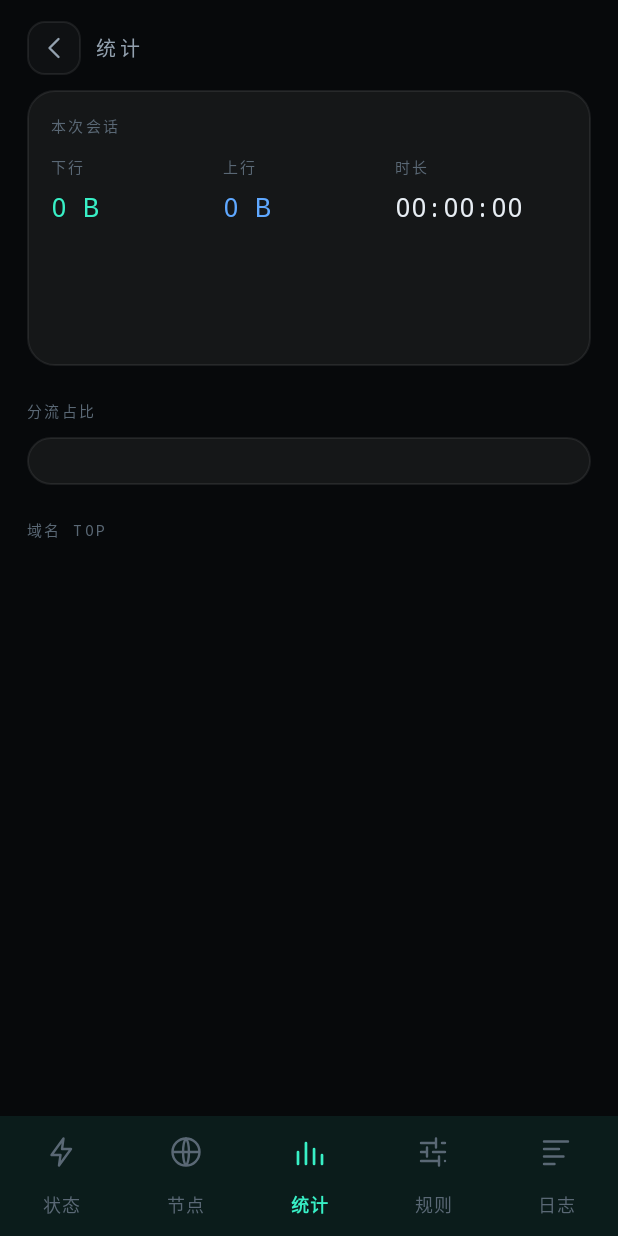
After one commit to pingfury108/yingzi, an Android app: the StatsActivity screen opened directly, with no data from a screen before it, on a phone screen of 412 x 824 dp. The commit adds this screen. Run offline under Robolectric (Android 15) with nearby library versions, the phone set to English and light mode, and no system bars; 2 statements that could not run were skipped.

Commit message:
feat: 统计页（会话流量 / 分流占比 / 域名 TOP）
核心:
- CoreState.domains: 域名 → (次数, 动作)，上限 500 条自动清理
- tcp_stack: fake-IP 命中域名时计数（direct/exit/block）
- StatusJson 增加 domains[]（按次数排序取前 20）

Android:
- 新增 StatsActivity + 底部导航「统计」（5 个 tab）
- 会话卡: 下行/上行/时长 + 实时速率曲线（SparkView）
- 分流占比: 直连/代理/拦截 次数与百分比条
- 域名 TOP 15: 域名 + 命中条 + 次数，按动作着色

真机验证: 下行 547.4KB / 时长 44s / 直连 37% 代理 62% /
          TOP 域名 www.google.com(3)、github.com(1)、ifconfig.me(1) ✓

```diff
--- a/android/app/src/main/AndroidManifest.xml
+++ b/android/app/src/main/AndroidManifest.xml
@@ -40,6 +40,10 @@
             android:exported="false" />
 
         <activity
+            android:name=".StatsActivity"
+            android:exported="false" />
+
+        <activity
             android:name=".RulesActivity"
             android:exported="false" />
 
--- a/android/app/src/main/java/io/yingzi/app/Nav.kt
+++ b/android/app/src/main/java/io/yingzi/app/Nav.kt
@@ -19,6 +19,7 @@ object Nav {
             when (item.itemId) {
                 R.id.nav_status -> home(activity)
                 R.id.nav_nodes -> open(activity, NodesActivity::class.java)
+                R.id.nav_stats -> open(activity, StatsActivity::class.java)
                 R.id.nav_rules -> open(activity, RulesActivity::class.java)
                 R.id.nav_log -> open(activity, LogActivity::class.java)
             }
--- /dev/null
+++ b/android/app/src/main/res/drawable/ic_chart.xml
@@ -0,0 +1,8 @@
+<?xml version="1.0" encoding="utf-8"?>
+<vector xmlns:android="http://schemas.android.com/apk/res/android"
+    android:width="24dp" android:height="24dp"
+    android:viewportWidth="24" android:viewportHeight="24">
+    <path android:pathData="M4,20 L4,12 M9.3,20 L9.3,6 M14.7,20 L14.7,10 M20,20 L20,14"
+        android:strokeColor="?attr/colorControlNormal" android:strokeWidth="1.8"
+        android:strokeLineCap="round" android:fillColor="#00000000" />
+</vector>
--- /dev/null
+++ b/android/app/src/main/res/layout/activity_stats.xml
@@ -0,0 +1,99 @@
+<?xml version="1.0" encoding="utf-8"?>
+<LinearLayout xmlns:android="http://schemas.android.com/apk/res/android"
+    xmlns:app="http://schemas.android.com/apk/res-auto"
+    android:layout_width="match_parent" android:layout_height="match_parent"
+    android:orientation="vertical" android:background="@color/bg">
+
+    <LinearLayout android:layout_width="match_parent" android:layout_height="wrap_content"
+        android:orientation="horizontal" android:gravity="center_vertical"
+        android:paddingStart="18dp" android:paddingEnd="18dp"
+        android:paddingTop="14dp" android:paddingBottom="10dp">
+
+        <ImageButton android:id="@+id/back" android:layout_width="36dp" android:layout_height="36dp"
+            android:background="@drawable/bg_icon_btn" android:src="@drawable/ic_back"
+            app:tint="@color/text_2" android:contentDescription="返回" />
+
+        <TextView android:layout_width="wrap_content" android:layout_height="wrap_content"
+            android:layout_marginStart="10dp" android:text="统计"
+            android:textSize="13sp" android:fontFamily="monospace"
+            android:letterSpacing="0.2" android:textColor="@color/text_2" />
+    </LinearLayout>
+
+    <ScrollView android:layout_width="match_parent" android:layout_height="0dp"
+        android:layout_weight="1" android:scrollbars="none" android:overScrollMode="never">
+        <LinearLayout android:layout_width="match_parent" android:layout_height="wrap_content"
+            android:orientation="vertical"
+            android:paddingStart="18dp" android:paddingEnd="18dp" android:paddingBottom="18dp">
+
+            <!-- 概览 -->
+            <LinearLayout android:layout_width="match_parent" android:layout_height="wrap_content"
+                android:orientation="vertical" android:background="@drawable/bg_card"
+                android:padding="16dp">
+
+                <TextView style="@style/Micro" android:layout_width="wrap_content"
+                    android:layout_height="wrap_content" android:text="本次会话" />
+
+                <LinearLayout android:layout_width="match_parent" android:layout_height="wrap_content"
+                    android:layout_marginTop="12dp" android:orientation="horizontal">
+                    <LinearLayout android:layout_width="0dp" android:layout_height="wrap_content"
+                        android:layout_weight="1" android:orientation="vertical">
+                        <TextView style="@style/Micro" android:layout_width="wrap_content"
+                            android:layout_height="wrap_content" android:text="下行" />
+                        <TextView android:id="@+id/totalDown" style="@style/Num"
+                            android:layout_width="wrap_content" android:layout_height="wrap_content"
+                            android:layout_marginTop="7dp" android:textSize="17sp" android:text="0 B"
+                            android:textColor="@color/accent" />
+                    </LinearLayout>
+                    <LinearLayout android:layout_width="0dp" android:layout_height="wrap_content"
+                        android:layout_weight="1" android:orientation="vertical">
+                        <TextView style="@style/Micro" android:layout_width="wrap_content"
+                            android:layout_height="wrap_content" android:text="上行" />
+                        <TextView android:id="@+id/totalUp" style="@style/Num"
+                            android:layout_width="wrap_content" android:layout_height="wrap_content"
+                            android:layout_marginTop="7dp" android:textSize="17sp" android:text="0 B"
+                            android:textColor="@color/exit" />
+                    </LinearLayout>
+                    <LinearLayout android:layout_width="0dp" android:layout_height="wrap_content"
+                        android:layout_weight="1" android:orientation="vertical">
+                        <TextView style="@style/Micro" android:layout_width="wrap_content"
+                            android:layout_height="wrap_content" android:text="时长" />
+                        <TextView android:id="@+id/totalTime" style="@style/Num"
+                            android:layout_width="wrap_content" android:layout_height="wrap_content"
+                            android:layout_marginTop="7dp" android:textSize="17sp" android:text="00:00:00" />
+                    </LinearLayout>
+                </LinearLayout>
+
+                <io.yingzi.app.SparkView
+                    android:id="@+id/spark"
+                    android:layout_width="match_parent" android:layout_height="64dp"
+                    android:layout_marginTop="14dp" />
+            </LinearLayout>
+
+            <!-- 分流占比 -->
+            <TextView style="@style/SectionLabel" android:layout_width="wrap_content"
+                android:layout_height="wrap_content" android:text="分流占比" />
+
+            <LinearLayout android:layout_width="match_parent" android:layout_height="wrap_content"
+                android:orientation="vertical" android:background="@drawable/bg_card"
+                android:padding="16dp">
+                <LinearLayout android:id="@+id/bars" android:layout_width="match_parent"
+                    android:layout_height="wrap_content" android:orientation="vertical" />
+            </LinearLayout>
+
+            <!-- 域名 TOP -->
+            <TextView style="@style/SectionLabel" android:layout_width="wrap_content"
+                android:layout_height="wrap_content" android:text="域名 TOP" />
+
+            <LinearLayout android:id="@+id/domainList" android:layout_width="match_parent"
+                android:layout_height="wrap_content" android:orientation="vertical"
+                android:background="@drawable/bg_card" />
+        </LinearLayout>
+    </ScrollView>
+
+    <com.google.android.material.bottomnavigation.BottomNavigationView
+        android:id="@+id/nav" android:layout_width="match_parent" android:layout_height="wrap_content"
+        android:background="@color/bg" app:menu="@menu/nav_main"
+        app:labelVisibilityMode="labeled" app:itemIconTint="@color/nav_item"
+        app:itemTextColor="@color/nav_item" app:itemActiveIndicatorStyle="@null"
+        app:itemRippleColor="@color/accent_soft" />
+</LinearLayout>
--- a/android/app/src/main/res/menu/nav_main.xml
+++ b/android/app/src/main/res/menu/nav_main.xml
@@ -2,6 +2,7 @@
 <menu xmlns:android="http://schemas.android.com/apk/res/android">
     <item android:id="@+id/nav_status" android:icon="@drawable/ic_bolt" android:title="状态" />
     <item android:id="@+id/nav_nodes" android:icon="@drawable/ic_globe" android:title="节点" />
+    <item android:id="@+id/nav_stats" android:icon="@drawable/ic_chart" android:title="统计" />
     <item android:id="@+id/nav_rules" android:icon="@drawable/ic_rules" android:title="规则" />
     <item android:id="@+id/nav_log" android:icon="@drawable/ic_log" android:title="日志" />
 </menu>
```
Also changed, not shown: android/app/src/main/java/io/yingzi/app/StatsActivity.kt (added, +237 -0 lines), 3 other files.
